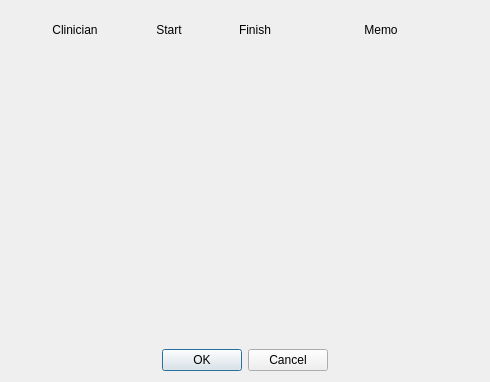
Qt form src/openmolar/qt-designer/aslotEdit.ui (rowinggolfer/openmolar1) before a commit.
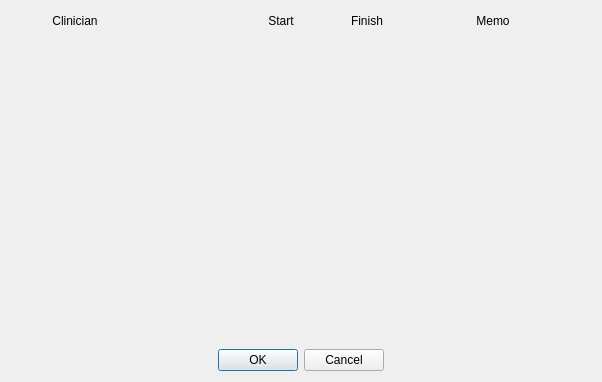
The same form after that commit.

The edit to the form file:
```diff
--- a/src/openmolar/qt-designer/aslotEdit.ui
+++ b/src/openmolar/qt-designer/aslotEdit.ui
@@ -6,7 +6,7 @@
    <rect>
     <x>0</x>
     <y>0</y>
-    <width>490</width>
+    <width>602</width>
     <height>382</height>
    </rect>
   </property>
@@ -26,9 +26,15 @@
       <property name="leftMargin">
        <number>18</number>
       </property>
+      <property name="topMargin">
+       <number>0</number>
+      </property>
       <property name="rightMargin">
        <number>18</number>
       </property>
+      <property name="bottomMargin">
+       <number>0</number>
+      </property>
       <item>
        <widget class="QLabel" name="label">
         <property name="minimumSize">
@@ -128,8 +134,8 @@
        <rect>
         <x>0</x>
         <y>0</y>
-        <width>472</width>
-        <height>287</height>
+        <width>584</width>
+        <height>305</height>
        </rect>
       </property>
       <layout class="QVBoxLayout" name="verticalLayout_2">
```
